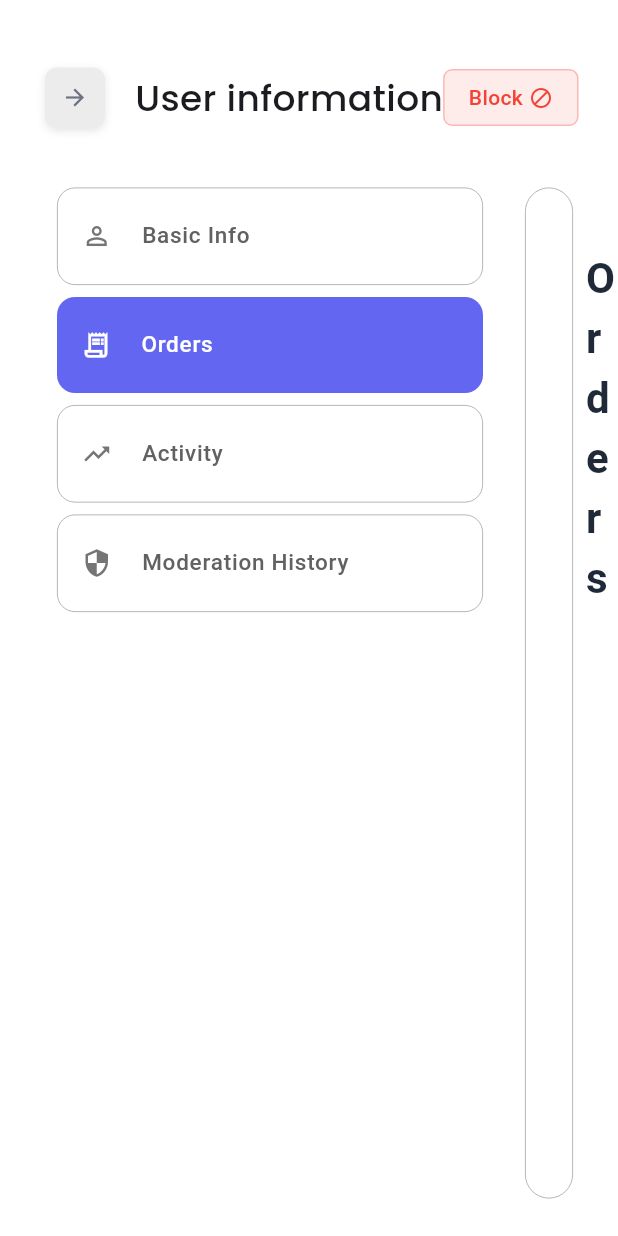
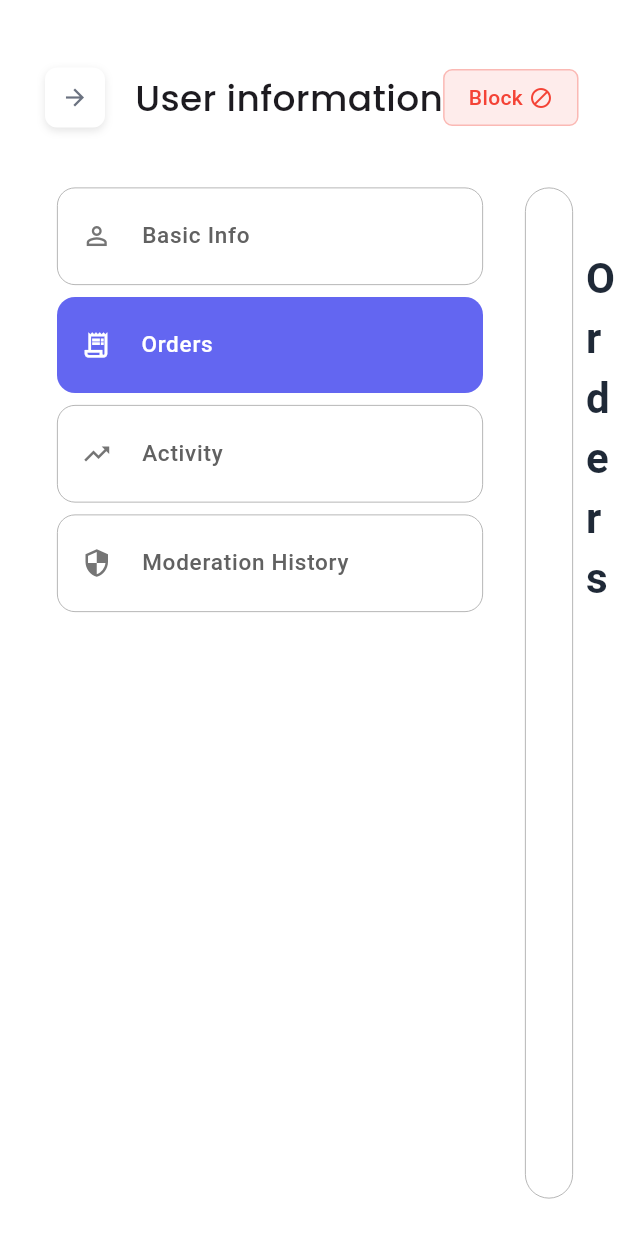
Before and after one commit to Saadkhanprogziel/snapId_admin, a Flutter app: the UserInfoContent screen opened directly, after a tap on "Orders", on a phone screen of 412 x 824 dp. Run offline on Flutter 3.47's test engine with Material 3 defaults, Android fonts, the phone set to English and light mode, and no system bars; our stand-ins replace fl_chart, flutter_screenutil, flutter_svg, get, get_storage, go_router; accounts and stored records are empty.

Commit message:
fixes and code cleanup

```diff
--- a/lib/views/app_routes.dart
+++ b/lib/views/app_routes.dart
@@ -2,8 +2,7 @@ import 'package:admin/views/activity/activity.dart';
 import 'package:admin/views/analytics/analytics.dart';
 import 'package:admin/views/dashboard/dashboard.dart';
 import 'package:admin/views/layout/layout.dart';
-import 'package:admin/views/layout/sideMenu.dart';
-import 'package:admin/views/order_management/order_info_content/order_info_content.dart';
+
 import 'package:admin/views/order_management/order_management.dart';
 import 'package:admin/views/price_setting/pricing_setting.dart';
 import 'package:admin/views/settings/settings.dart';
--- a/lib/views/order_management/orders_list_widget/orders_list_widget.dart
+++ b/lib/views/order_management/orders_list_widget/orders_list_widget.dart
@@ -412,7 +412,7 @@ Widget _buildActionButton(
 }) {    final drawerController = Get.find<AppController>();
 
     final isDark = Theme.of(context).brightness == Brightness.dark;
-    return GestureDetector(
+    return InkWell(
       onTap: () {
         drawerController.setDrawerContent(OrderDetailScreen(orderData: orderData,));
         drawerController.toggleDrawer();
--- a/lib/views/price_setting/pricing_setting.dart
+++ b/lib/views/price_setting/pricing_setting.dart
@@ -14,7 +14,7 @@ class PricingSetting extends StatelessWidget {
     return LayoutBuilder(
       builder: (context, constraints) {
         final screenWidth = constraints.maxWidth;
-        final isDesktop = screenWidth > 1200;
+        // final isDesktop = screenWidth > 1200;
         final isTablet = screenWidth > 600 && screenWidth <= 1200;
         final isMobile = screenWidth <= 600;
 
--- a/lib/views/support/support_list_widget/support_list_widget.dart
+++ b/lib/views/support/support_list_widget/support_list_widget.dart
@@ -2,7 +2,6 @@ import 'package:admin/controller/app_controller.dart';
 import 'package:admin/controller/support_controller/support_controller.dart';
 import 'package:admin/models/chartsTablesModel.dart';
 import 'package:admin/theme/text_theme.dart';
-import 'package:admin/views/order_management/order_info_content/order_info_content.dart';
 import 'package:flutter/material.dart';
 import 'package:get/get.dart';
 
@@ -50,8 +49,8 @@ class SupportListWidget extends StatelessWidget {
               child: Obx(() {
                 // Calculate pagination
                 const itemsPerPage = 10;
-                final totalPages =
-                    (controller.ticketList.length / itemsPerPage).ceil();
+                // final totalPages =
+                //     (controller.ticketList.length / itemsPerPage).ceil();
                 final currentPage = controller.currentPage.value;
                 final startIndex = currentPage * itemsPerPage;
                 final endIndex =
--- a/lib/views/user_management/user_detail_info_content/user_detail_info_content.dart
+++ b/lib/views/user_management/user_detail_info_content/user_detail_info_content.dart
@@ -1,3 +1,4 @@
+import 'package:admin/controller/app_controller.dart';
 import 'package:admin/controller/user_management_controller/user_info_detail_controller/user_info_detail_controller.dart';
 import 'package:admin/models/chartsTablesModel.dart';
 import 'package:admin/theme/text_theme.dart';
@@ -14,6 +15,7 @@ class UserInfoContent extends StatelessWidget {
   Widget build(BuildContext context) {
     final UserInfoDetailController userInfoController =
         Get.put(UserInfoDetailController());
+        final AppController drawerController = Get.find<AppController>();
     final isDark = Theme.of(context).brightness == Brightness.dark;
     return Scaffold(
       backgroundColor: isDark ? Theme.of(context).scaffoldBackgroundColor : Colors.white,
@@ -25,13 +27,17 @@ class UserInfoContent extends StatelessWidget {
             Row(
               mainAxisAlignment: MainAxisAlignment.spaceBetween,
               children: [
-                Row(
+                GestureDetector(
+                  onTap: () => {
+                    drawerController.closeDrawer(),
+                  },
+                  child: Row(
                     children: [
                       Container(
                         width: 40,
                         height: 40,
                         decoration: BoxDecoration(
-                        color: isDark ? Color(0xFF23272F) : const Color.fromARGB(255, 237, 236, 236),
+                          color: isDark ? Color(0xFF23272F) : const Color.fromARGB(255, 255, 255, 255),
                           borderRadius: BorderRadius.circular(8),
                           boxShadow: [
                             BoxShadow(
@@ -56,6 +62,7 @@ class UserInfoContent extends StatelessWidget {
                         ),
                       )
                     ],
+                  ),
                 ),
                 Container(
                   padding: EdgeInsets.symmetric(horizontal: 16, vertical: 8),
@@ -458,9 +465,9 @@ class UserInfoContent extends StatelessWidget {
                 height: 400,
                 child: Obx(() {
                   const itemsPerPage = 10;
-                  final totalPages =
-                      (controller.orderList.length / itemsPerPage)
-                          .ceil(); // Use orderList.length
+                  // final totalPages =
+                  //     (controller.orderList.length / itemsPerPage)
+                  //         .ceil(); // Use orderList.length
                   final currentPage = controller.currentPage.value;
                   final startIndex = currentPage * itemsPerPage;
                   final endIndex =
@@ -644,8 +651,8 @@ class UserInfoContent extends StatelessWidget {
                 height: 400,
                 child: Obx(() {
                   const itemsPerPage = 10;
-                  final totalPages =
-                      (controller.getActivities.length / itemsPerPage).ceil();
+                  // final totalPages =
+                  //     (controller.getActivities.length / itemsPerPage).ceil();
                   final currentPage = controller.currentPage.value;
                   final startIndex = currentPage * itemsPerPage;
                   final endIndex = (startIndex + itemsPerPage) >
```
Also changed, not shown: lib/views/price_setting/pricing_list_widget/price_list_widget.dart (+0 -24 lines), lib/views/user_management/users_list_widget/users_list_widget.dart (+3 -41 lines). Lines whose indentation alone changed are shown as unchanged.
